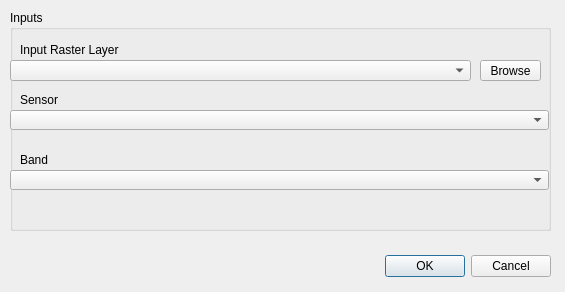
Above: landsat-qa-qgis-toolbox/src/decode_qa_dialog_base.ui from stevefoga/landsat-tools before the change. Below: the same form after it.
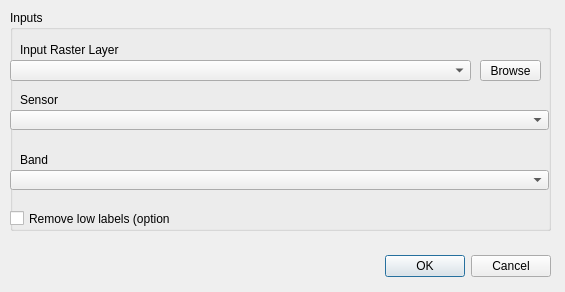
That is the form after the change.

Commit message: added checkbox for low label removal

Patch:
```diff
--- a/landsat-qa-qgis-toolbox/src/decode_qa_dialog_base.ui
+++ b/landsat-qa-qgis-toolbox/src/decode_qa_dialog_base.ui
@@ -179,6 +179,19 @@
      </rect>
     </property>
    </widget>
+   <widget class="QCheckBox" name="rmLowBox">
+    <property name="geometry">
+     <rect>
+      <x>0</x>
+      <y>200</y>
+      <width>161</width>
+      <height>17</height>
+     </rect>
+    </property>
+    <property name="text">
+     <string>Remove low labels (optional)</string>
+    </property>
+   </widget>
   </widget>
  </widget>
  <resources/>
```
